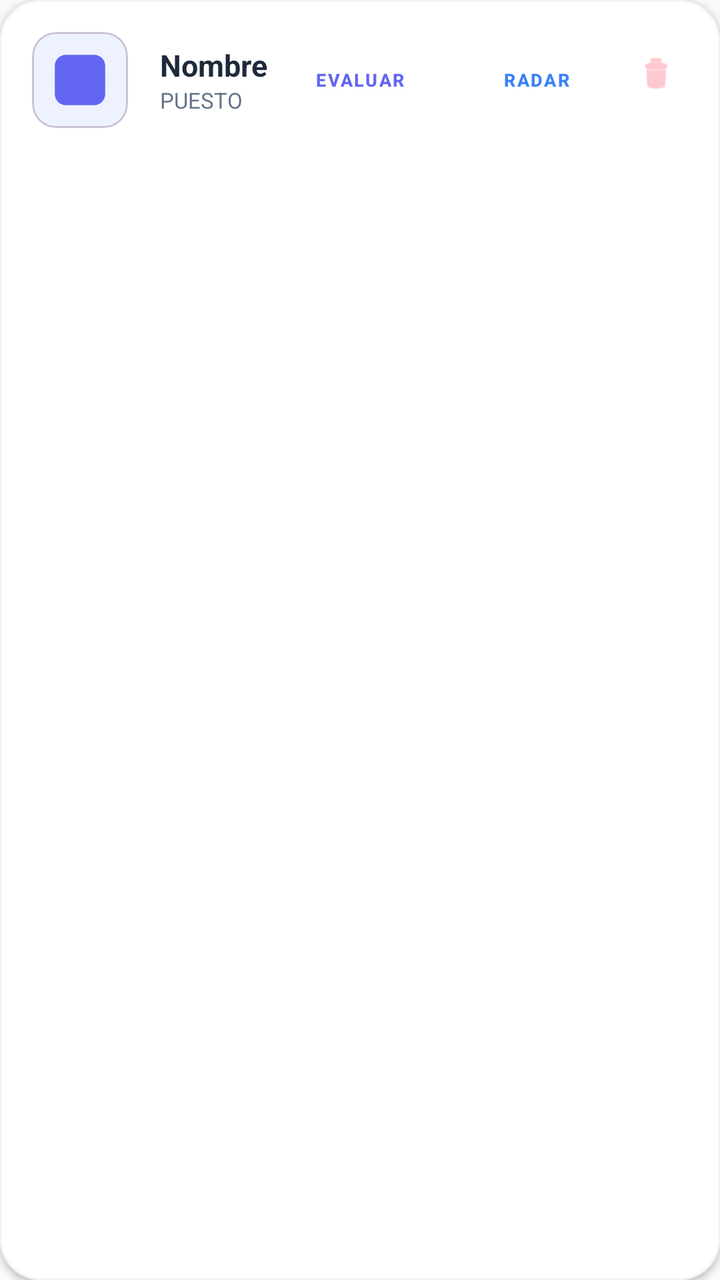
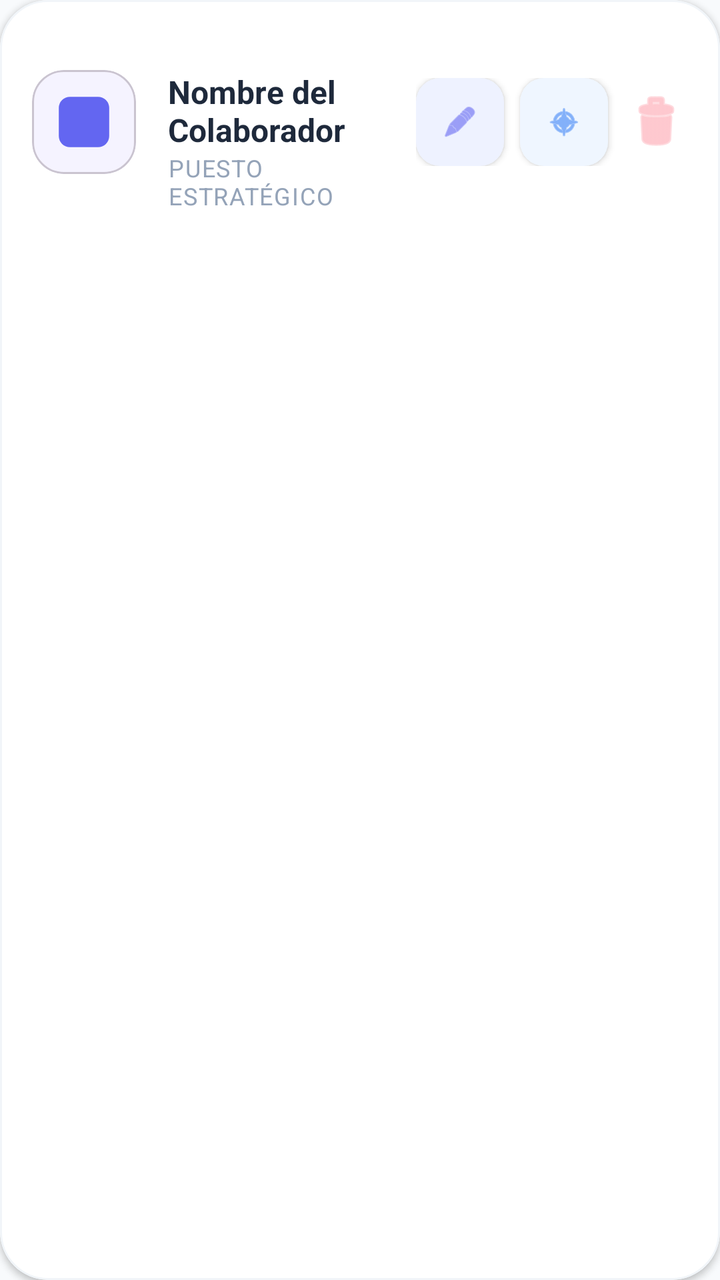

Before-and-after screenshots of an Android layout around one commit, followed by the original layout XML and the change that was made.
<!-- AndroidManifest.xml: application theme Theme.EvaluacionDeDesempeno -->
<!-- res/layout/item_employee.xml -->
<?xml version="1.0" encoding="utf-8"?>
<com.google.android.material.card.MaterialCardView xmlns:android="http://schemas.android.com/apk/res/android"
    xmlns:app="http://schemas.android.com/apk/res-auto"
    android:layout_width="match_parent"
    android:layout_height="wrap_content"
    android:layout_marginHorizontal="20dp"
    android:layout_marginVertical="6dp"
    app:cardCornerRadius="20dp"
    app:cardElevation="2dp"
    app:cardBackgroundColor="#FFFFFF"
    app:strokeWidth="1dp"
    app:strokeColor="#F1F5F9">

    <LinearLayout
        android:layout_width="match_parent"
        android:layout_height="wrap_content"
        android:orientation="horizontal"
        android:padding="16dp"
        android:gravity="center_vertical">

        <com.google.android.material.card.MaterialCardView
            android:layout_width="48dp"
            android:layout_height="48dp"
            app:cardCornerRadius="12dp"
            app:cardElevation="0dp"
            app:cardBackgroundColor="#EEF2FF">
            <ImageView
                android:id="@+id/ivAvatar"
                android:layout_width="match_parent"
                android:layout_height="match_parent"
                android:src="@drawable/ic_logo_insight"
                android:padding="10dp"
                app:tint="#6366F1"
                android:contentDescription="Avatar"/>
        </com.google.android.material.card.MaterialCardView>

        <LinearLayout
            android:layout_width="0dp"
            android:layout_height="wrap_content"
            android:layout_weight="1"
            android:orientation="vertical"
            android:layout_marginStart="16dp">
            <TextView
                android:id="@+id/tvEmployeeName"
                android:layout_width="wrap_content"
                android:layout_height="wrap_content"
                android:text="Nombre"
                android:textSize="15sp"
                android:textStyle="bold"
                android:textColor="#1E293B"/>
            <TextView
                android:id="@+id/tvEmployeeRole"
                android:layout_width="wrap_content"
                android:layout_height="wrap_content"
                android:text="Puesto"
                android:textSize="11sp"
                android:textColor="#64748B"
                android:textAllCaps="true"/>
        </LinearLayout>

        <LinearLayout
            android:layout_width="wrap_content"
            android:layout_height="wrap_content"
            android:orientation="horizontal">

            <com.google.android.material.button.MaterialButton
                android:id="@+id/btnEvaluate"
                style="@style/Widget.MaterialComponents.Button.TextButton"
                android:layout_width="wrap_content"
                android:layout_height="38dp"
                android:text="EVALUAR"
                android:textSize="9sp"
                android:textColor="#6366F1"
                android:textStyle="bold"/>

            <com.google.android.material.button.MaterialButton
                android:id="@+id/btnViewRadar"
                style="@style/Widget.MaterialComponents.Button.TextButton"
                android:layout_width="wrap_content"
                android:layout_height="38dp"
                android:text="RADAR"
                android:textSize="9sp"
                android:textColor="#3B82F6"
                android:textStyle="bold"/>

            <ImageView
                android:id="@+id/btnDeleteEmployee"
                android:layout_width="32dp"
                android:layout_height="32dp"
                android:padding="6dp"
                android:src="@android:drawable/ic_menu_delete"
                app:tint="#FDA4AF"
                android:contentDescription="Eliminar"/>
        </LinearLayout>
    </LinearLayout>
</com.google.android.material.card.MaterialCardView>
<!-- resources referenced by this layout -->
<resources>
  <!-- drawable ic_logo_insight (drawable) -->
  <vector xmlns:android="http://schemas.android.com/apk/res/android"
      android:width="100dp"
      android:height="100dp"
      android:viewportWidth="100"
      android:viewportHeight="100">
      
      <path
          android:fillColor="#6366F1"
          android:pathData="M25,5H75A20,20 0,0 1,95 25V75A20,20 0,0 1,75 95H25A20,20 0,0 1,5 75V25A20,20 0,0 1,25 5Z" />
      
      <path
          android:fillColor="#FFFFFF"
          android:pathData="M50,28L22,40L50,52L78,40L50,28Z" />
      <path
          android:strokeColor="#FFFFFF"
          android:strokeWidth="3.5"
          android:strokeLineCap="round"
          android:pathData="M22,52L50,64L78,52M22,64L50,76L78,64" />
  </vector>
  <style name="Theme.EvaluacionDeDesempeno" parent="Base.Theme.EvaluacionDeDesempeno" />
  <style name="Base.Theme.EvaluacionDeDesempeno" parent="Theme.Material3.Light.NoActionBar">
          <item name="colorPrimary">#6366F1</item>
          <item name="colorOnPrimary">#FFFFFF</item>
          <item name="colorSecondary">#3B82F6</item>
          <item name="colorOnSecondary">#FFFFFF</item>
          <item name="colorTertiary">#10B981</item>
          <item name="android:windowBackground">#F8FAFC</item>
          <item name="android:statusBarColor">#6366F1</item>
          <item name="android:windowLightStatusBar">false</item>
      </style>
</resources>

<!-- the commit's change to res/layout/item_employee.xml (unified diff, before → after) -->
@@ -3,94 +3,120 @@
     xmlns:app="http://schemas.android.com/apk/res-auto"
     android:layout_width="match_parent"
     android:layout_height="wrap_content"
-    android:layout_marginHorizontal="20dp"
-    android:layout_marginVertical="6dp"
-    app:cardCornerRadius="20dp"
+    android:layout_marginHorizontal="16dp"
+    android:layout_marginVertical="8dp"
+    app:cardCornerRadius="24dp"
     app:cardElevation="2dp"
     app:cardBackgroundColor="#FFFFFF"
     app:strokeWidth="1dp"
     app:strokeColor="#F1F5F9">
 
-    <LinearLayout
+    <androidx.constraintlayout.widget.ConstraintLayout
         android:layout_width="match_parent"
         android:layout_height="wrap_content"
-        android:orientation="horizontal"
-        android:padding="16dp"
-        android:gravity="center_vertical">
+        android:padding="16dp">
 
         <com.google.android.material.card.MaterialCardView
-            android:layout_width="48dp"
-            android:layout_height="48dp"
-            app:cardCornerRadius="12dp"
+            android:id="@+id/cvAvatarContainer"
+            android:layout_width="52dp"
+            android:layout_height="52dp"
+            app:cardCornerRadius="16dp"
             app:cardElevation="0dp"
-            app:cardBackgroundColor="#EEF2FF">
+            app:cardBackgroundColor="#F5F3FF"
+            app:layout_constraintStart_toStartOf="parent"
+            app:layout_constraintTop_toTopOf="parent"
+            app:layout_constraintBottom_toBottomOf="parent">
             <ImageView
                 android:id="@+id/ivAvatar"
                 android:layout_width="match_parent"
                 android:layout_height="match_parent"
                 android:src="@drawable/ic_logo_insight"
-                android:padding="10dp"
-                app:tint="#6366F1"
-                android:contentDescription="Avatar"/>
+                android:padding="12dp"
+                app:tint="#6366F1" />
         </com.google.android.material.card.MaterialCardView>
 
-        <LinearLayout
+        <TextView
+            android:id="@+id/tvEmployeeName"
             android:layout_width="0dp"
             android:layout_height="wrap_content"
-            android:layout_weight="1"
-            android:orientation="vertical"
-            android:layout_marginStart="16dp">
-            <TextView
-                android:id="@+id/tvEmployeeName"
-                android:layout_width="wrap_content"
-                android:layout_height="wrap_content"
-                android:text="Nombre"
-                android:textSize="15sp"
-                android:textStyle="bold"
-                android:textColor="#1E293B"/>
-            <TextView
-                android:id="@+id/tvEmployeeRole"
-                android:layout_width="wrap_content"
-                android:layout_height="wrap_content"
-                android:text="Puesto"
-                android:textSize="11sp"
-                android:textColor="#64748B"
-                android:textAllCaps="true"/>
-        </LinearLayout>
+            android:layout_marginStart="16dp"
+            android:layout_marginEnd="8dp"
+            android:text="Nombre del Colaborador"
+            android:textColor="#1E293B"
+            android:textSize="16sp"
+            android:textStyle="bold"
+            app:layout_constraintEnd_toStartOf="@+id/llActions"
+            app:layout_constraintStart_toEndOf="@id/cvAvatarContainer"
+            app:layout_constraintTop_toTopOf="@id/cvAvatarContainer" />
+
+        <TextView
+            android:id="@+id/tvEmployeeRole"
+            android:layout_width="0dp"
+            android:layout_height="wrap_content"
+            android:text="Puesto Estratégico"
+            android:textColor="#94A3B8"
+            android:textSize="12sp"
+            android:textAllCaps="true"
+            android:letterSpacing="0.05"
+            app:layout_constraintEnd_toEndOf="@id/tvEmployeeName"
+            app:layout_constraintStart_toStartOf="@id/tvEmployeeName"
+            app:layout_constraintTop_toBottomOf="@id/tvEmployeeName" />
 
         <LinearLayout
+            android:id="@+id/llActions"
             android:layout_width="wrap_content"
             android:layout_height="wrap_content"
-            android:orientation="horizontal">
+            android:orientation="horizontal"
+            android:gravity="center_vertical"
+            app:layout_constraintBottom_toBottomOf="parent"
+            app:layout_constraintEnd_toEndOf="parent"
+            app:layout_constraintTop_toTopOf="parent">
 
             <com.google.android.material.button.MaterialButton
                 android:id="@+id/btnEvaluate"
-                style="@style/Widget.MaterialComponents.Button.TextButton"
-                android:layout_width="wrap_content"
-                android:layout_height="38dp"
-                android:text="EVALUAR"
-                android:textSize="9sp"
-                android:textColor="#6366F1"
-                android:textStyle="bold"/>
+                style="@style/Widget.MaterialComponents.Button.Icon"
+                android:layout_width="44dp"
+                android:layout_height="44dp"
+                android:padding="0dp"
+                android:insetLeft="0dp"
+                android:insetTop="0dp"
+                android:insetRight="0dp"
+                android:insetBottom="0dp"
+                app:icon="@android:drawable/ic_menu_edit"
+                app:iconGravity="textStart"
+                app:iconPadding="0dp"
+                app:iconTint="#6366F1"
+                app:backgroundTint="#EEF2FF"
+                app:cornerRadius="12dp"
+                android:layout_marginEnd="8dp"/>
 
             <com.google.android.material.button.MaterialButton
                 android:id="@+id/btnViewRadar"
-                style="@style/Widget.MaterialComponents.Button.TextButton"
-                android:layout_width="wrap_content"
-                android:layout_height="38dp"
-                android:text="RADAR"
-                android:textSize="9sp"
-                android:textColor="#3B82F6"
-                android:textStyle="bold"/>
+                style="@style/Widget.MaterialComponents.Button.Icon"
+                android:layout_width="44dp"
+                android:layout_height="44dp"
+                android:padding="0dp"
+                android:insetLeft="0dp"
+                android:insetTop="0dp"
+                android:insetRight="0dp"
+                android:insetBottom="0dp"
+                app:icon="@android:drawable/ic_menu_compass"
+                app:iconGravity="textStart"
+                app:iconPadding="0dp"
+                app:iconTint="#3B82F6"
+                app:backgroundTint="#EFF6FF"
+                app:cornerRadius="12dp"
+                android:layout_marginEnd="8dp"/>
 
-            <ImageView
+            <ImageButton
                 android:id="@+id/btnDeleteEmployee"
                 android:layout_width="32dp"
                 android:layout_height="32dp"
-                android:padding="6dp"
+                android:background="?attr/selectableItemBackgroundBorderless"
                 android:src="@android:drawable/ic_menu_delete"
                 app:tint="#FDA4AF"
-                android:contentDescription="Eliminar"/>
+                android:contentDescription="Eliminar" />
         </LinearLayout>
-    </LinearLayout>
+
+    </androidx.constraintlayout.widget.ConstraintLayout>
 </com.google.android.material.card.MaterialCardView>
